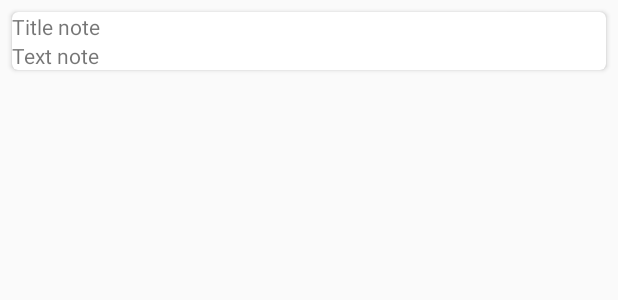
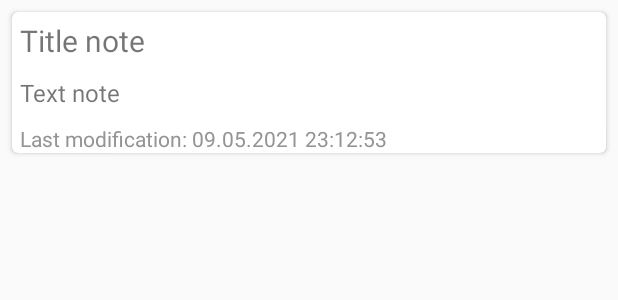
Before and after one commit to Trisiss/TopNotes, an Android app: the layout view_note.xml on its own in the app's theme, with its tools: preview values and no code run, on a phone screen of 412 x 824 dp. Shown: the top 300 px of the screen. Run offline under Robolectric (Android 15) with nearby library versions, the phone set to English and light mode, and no system bars.

Commit message:
Change note's view. Add modification time, but only timestamp value.
Signed-off-by: Smirnykh Pavel <trisiss@yandex.ru>

```diff
--- a/app/src/main/res/layout/view_note.xml
+++ b/app/src/main/res/layout/view_note.xml
@@ -4,6 +4,8 @@
     xmlns:tools="http://schemas.android.com/tools">
 
     <data>
+
+        <import type="java.util.Date" alias="date"/>
         <variable
             name="note"
             type="ru.trisiss.domain.model.Note" />
@@ -23,13 +25,17 @@
 
         <androidx.constraintlayout.widget.ConstraintLayout
             android:layout_width="match_parent"
-            android:layout_height="match_parent">
+            android:layout_height="match_parent"
+            app:layout_constraintBottom_toBottomOf="@+id/title_note"
+            app:layout_constraintTop_toBottomOf="@+id/title_note">
 
             <TextView
                 android:id="@+id/title_note"
                 android:layout_width="0dp"
                 android:layout_height="wrap_content"
+                android:layout_margin="5dp"
                 android:text="@{note.title}"
+                android:textSize="20sp"
                 app:layout_constraintEnd_toEndOf="parent"
                 app:layout_constraintStart_toStartOf="parent"
                 app:layout_constraintTop_toTopOf="parent"
@@ -39,12 +45,28 @@
                 android:id="@+id/text_note"
                 android:layout_width="0dp"
                 android:layout_height="wrap_content"
+                android:layout_marginLeft="5dp"
+                android:layout_marginTop="10dp"
+                android:layout_marginRight="5dp"
                 android:text="@{note.text}"
+                android:textSize="16sp"
                 app:layout_constraintEnd_toEndOf="parent"
                 app:layout_constraintStart_toStartOf="parent"
                 app:layout_constraintTop_toBottomOf="@+id/title_note"
                 tools:text="Text note" />
 
+            <TextView
+                android:id="@+id/modification_note"
+                android:layout_width="0dp"
+                android:layout_height="wrap_content"
+                android:layout_marginStart="5dp"
+                android:layout_marginTop="10dp"
+                android:textColor="#959393"
+                app:layout_constraintStart_toStartOf="parent"
+                app:layout_constraintTop_toBottomOf="@+id/text_note"
+                android:text="@{`Last modification: ` + note.dateModification}"
+                tools:text="Last modification: 09.05.2021 23:12:53" />
+
         </androidx.constraintlayout.widget.ConstraintLayout>
     </androidx.cardview.widget.CardView>
 
```
